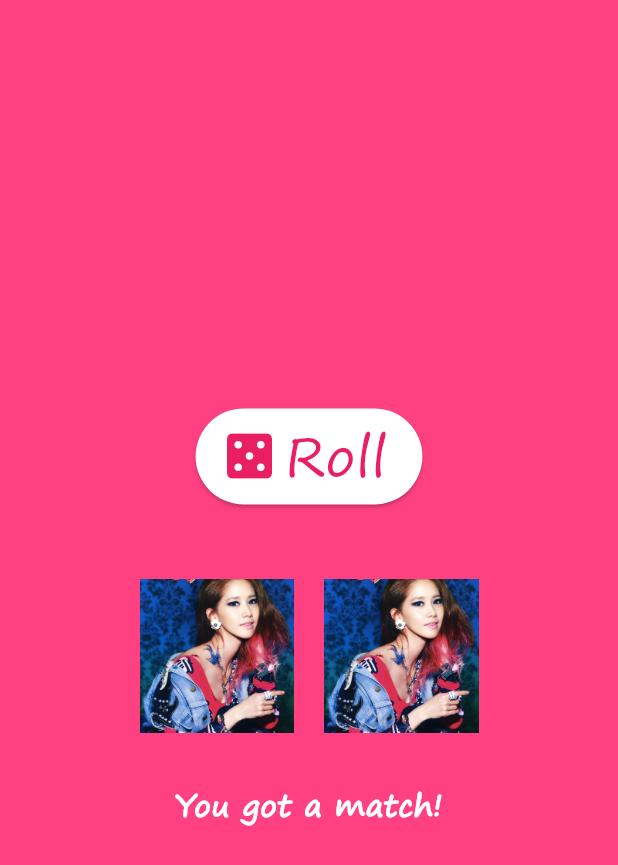
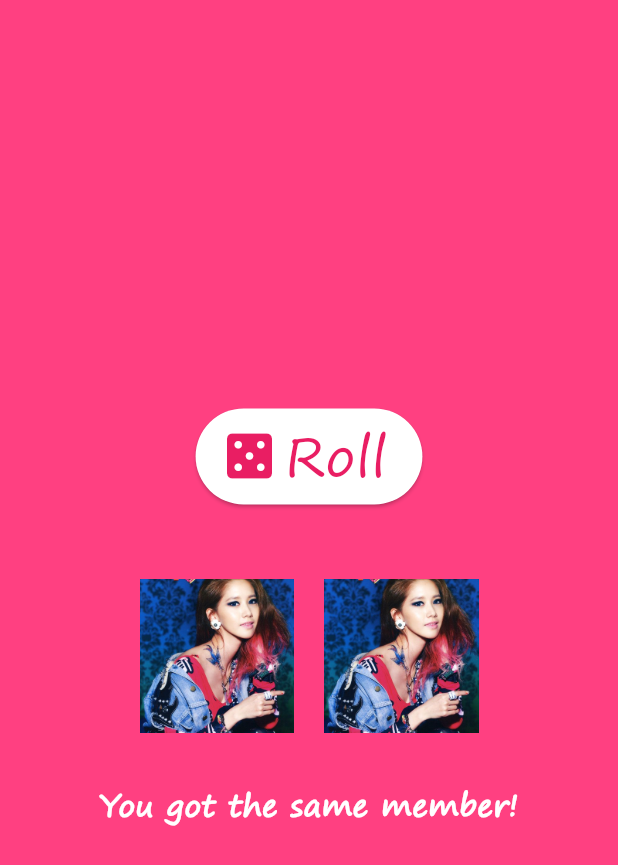
Before and after one commit to Cy2Kin3sis/SONE-Test, a Flutter app: the SNSDicePage screen opened directly, after a tap on "Roll", on a phone screen of 412 x 824 dp. Shown: the top 865 px of the screen. Run offline on Flutter 3.47's test engine with Material 3 defaults, Android fonts, the phone set to English and light mode, and no system bars.

```diff
--- a/lib/contents.dart
+++ b/lib/contents.dart
@@ -125,7 +125,7 @@ class SNSDicePageState extends State<SNSDicePage> {
             SizedBox(
               height: 30, // Adjust to match the height of the text
               child: isMatch
-                  ? Text('You got a match!', style: textStyle.copyWith(fontSize: 20))
+                  ? Text('You got the same member!', style: textStyle.copyWith(fontSize: 20))
                   : const SizedBox.shrink(), // Empty widget
             ),
           ],
```
